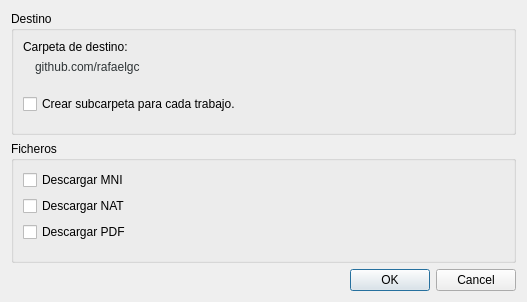
Old version of the form gui/configdownloaddialog.ui in the repository YukiFreedy/volBrainAuto.
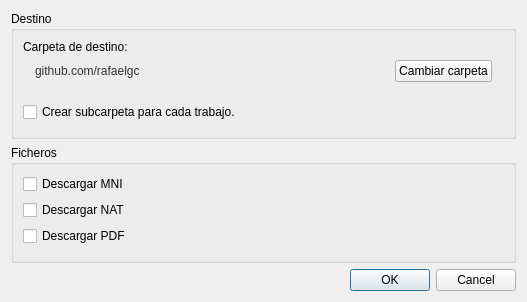
New version of the form.

Commit message: -Se puede cambiar la carpeta de destino de las descargas. -Eliminados ficheros de un trabajo. -Eliminado archivo de configuración.

The edit to the form file:
```diff
--- a/gui/configdownloaddialog.ui
+++ b/gui/configdownloaddialog.ui
@@ -40,8 +40,11 @@
         </property>
         <item>
          <widget class="QLabel" name="targetFolderLabel">
-          <property name="cursor">
-           <cursorShape>PointingHandCursor</cursorShape>
+          <property name="sizePolicy">
+           <sizepolicy hsizetype="Expanding" vsizetype="Preferred">
+            <horstretch>0</horstretch>
+            <verstretch>0</verstretch>
+           </sizepolicy>
           </property>
           <property name="styleSheet">
            <string notr="true">color: rgb(46, 52, 54);</string>
@@ -51,6 +54,13 @@
           </property>
          </widget>
         </item>
+        <item>
+         <widget class="QPushButton" name="targetFolderBtn">
+          <property name="text">
+           <string>Cambiar carpeta</string>
+          </property>
+         </widget>
+        </item>
        </layout>
       </item>
       <item>
```
The commit also changes 9 other files.
